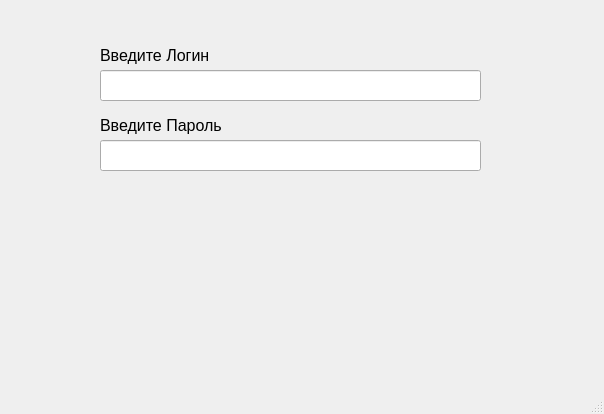
This is start.ui in flexyw1be/DentalProject as Qt 5 draws it before an edit. The edited form follows.
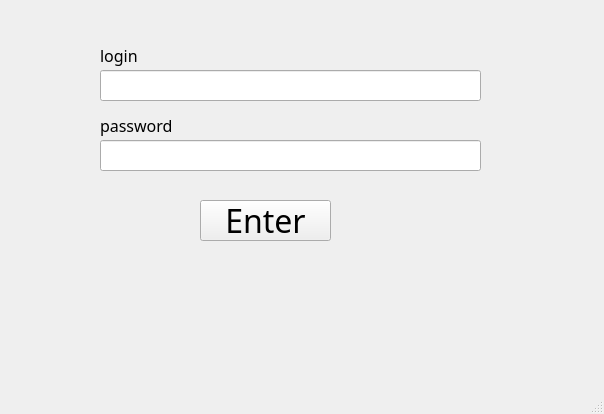
This is the edited form.

Diff of the .ui file:
```diff
--- a/start.ui
+++ b/start.ui
@@ -45,11 +45,12 @@
     </property>
     <property name="font">
      <font>
+      <family>Yandex Sans Text Regular</family>
       <pointsize>12</pointsize>
      </font>
     </property>
     <property name="text">
-     <string>Введите Логин</string>
+     <string>login</string>
     </property>
    </widget>
    <widget class="QLabel" name="label_2">
@@ -63,14 +64,39 @@
     </property>
     <property name="font">
      <font>
+      <family>Yandex Sans Text</family>
       <pointsize>12</pointsize>
+      <weight>50</weight>
+      <bold>false</bold>
      </font>
     </property>
     <property name="toolTipDuration">
      <number>-3</number>
     </property>
     <property name="text">
-     <string>Введите Пароль</string>
+     <string>password</string>
+    </property>
+   </widget>
+   <widget class="QPushButton" name="pushButton">
+    <property name="geometry">
+     <rect>
+      <x>200</x>
+      <y>200</y>
+      <width>131</width>
+      <height>41</height>
+     </rect>
+    </property>
+    <property name="font">
+     <font>
+      <family>Yandex Sans Text</family>
+      <pointsize>24</pointsize>
+      <weight>50</weight>
+      <italic>false</italic>
+      <bold>false</bold>
+     </font>
+    </property>
+    <property name="text">
+     <string>Enter</string>
     </property>
    </widget>
   </widget>
```
Left out of the diff: 9 changed lines with no effect on the pictures.
